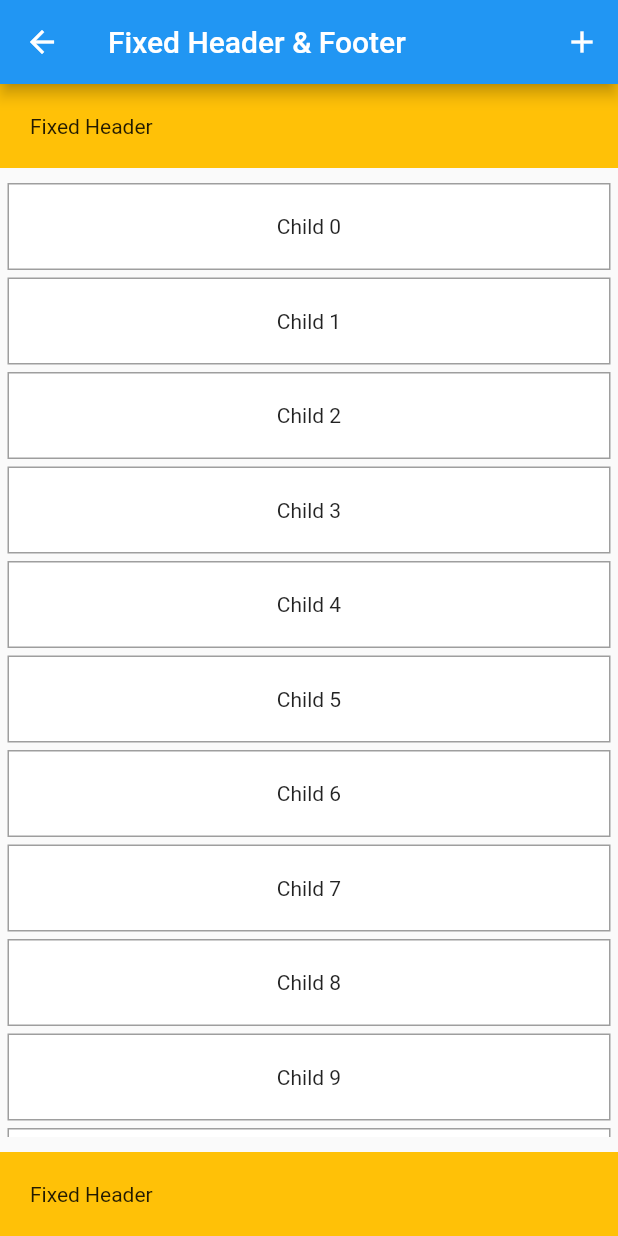
After one commit to flutterrausch/flutter_examples, a Flutter app: the screen it shows after launch, after a tap on "Header & Footer (+async)", on a phone screen of 412 x 824 dp. The commit adds this screen. Run offline on Flutter 3.47's test engine with Material 2 defaults, Android fonts, the light colour scheme and no system bars; our stand-ins replace flutter_riverpod.

Commit message:
HeaderFooterPage added

```diff
--- /dev/null
+++ b/030__fixed_header_scroll/lib/header_footer_screen.dart
@@ -0,0 +1,106 @@
+import 'package:flutter/material.dart';
+
+
+class HeaderFooterPage extends StatelessWidget {
+  @override
+  Widget build(BuildContext context) {
+    return Scaffold(
+        appBar: ApplicationAppBar(),
+        body: HeaderFooterPageImpl()
+    );
+  }
+}
+
+class HeaderFooterPageImpl extends StatefulWidget {
+  @override
+  _HeaderFooterPageImpl createState() => _HeaderFooterPageImpl();
+}
+
+class _HeaderFooterPageImpl extends State<HeaderFooterPageImpl> {
+  final Future<int> loadDataAsync = Future<int>.delayed(
+    Duration(seconds: 1), () async => processDataAsync(),
+  );
+
+  static Future<int> processDataAsync() async {
+    return 20;
+  }
+
+  @override
+  Widget build(BuildContext context) {
+    return Column(
+      children: [
+
+        /// https://pritomkumar.blogspot.com/2021/10/flutter-design-application-with.html
+
+        /// header
+        Container(
+          width: double.infinity,
+          padding: EdgeInsets.all(20),
+          color: Colors.amber,
+          child: const Text("Fixed Header"),
+        ),
+
+
+        /// content
+        Expanded(
+          child: FutureBuilder(
+            builder: (context, AsyncSnapshot snapshot) {
+
+              return Column(
+                children: [
+                  Expanded(
+                      child: Container(
+                        padding: EdgeInsets.fromLTRB(0, 10, 0, 10),
+                        child: ListView.builder(
+                          physics: ScrollPhysics(),
+                          shrinkWrap: true,
+                          itemCount: snapshot.data,
+                          itemBuilder: (BuildContext context, int index) {
+                            return Padding(
+                              padding: EdgeInsets.fromLTRB(5, 0, 5, 5),
+                              child: Container(
+                                padding: EdgeInsets.all(20),
+                                decoration: BoxDecoration(
+                                    color: Colors.white,
+                                    border: Border.all(
+                                      color: Colors.grey,
+                                    ),
+                                ),
+                                child: Center(
+                                  child: Text('Child $index'),
+                                ),
+                              ),
+                            );
+                          },
+                        ),
+                      )
+                  )
+                ],
+              );
+            },
+            future: loadDataAsync,
+          ),
+        ),
+
+
+        /// footer
+        Container(
+          width: double.infinity,
+          padding: EdgeInsets.all(20),
+          color: Colors.amber,
+          child: const Text("Fixed Header"),
+        ),
+
+      ],
+    );
+  }
+}
+
+class ApplicationAppBar extends AppBar {
+  ApplicationAppBar() : super(
+    title: Text("Fixed Header & Footer"),
+    actions: [
+      IconButton(icon: Icon(Icons.add), onPressed: () {}),
+    ],
+  );
+}
--- a/030__fixed_header_scroll/lib/main.dart
+++ b/030__fixed_header_scroll/lib/main.dart
@@ -1,6 +1,7 @@
 import 'package:flutter/material.dart';
 import 'package:fixed_header_scroll/listviewbuilder_screen.dart';
 import 'package:fixed_header_scroll/singlechildscrollview_screen.dart';
+import 'package:fixed_header_scroll/header_footer_screen.dart';
 
 const title = 'Fixed Header Scroll';
 
@@ -26,8 +27,9 @@ class MainScreen extends StatelessWidget {
       body: Center(
         child: Column(
           children: [
-            PageButton('ListViewBuilder', ListViewBuilderScreen(), context),
-            PageButton('SingleChildScrollView', SingleChildScrollViewPage(), context),
+            PageButton('ListViewBuilder - ListTiles only', ListViewBuilderScreen(), context),
+            PageButton('SingleChildScrollView - any widgets', SingleChildScrollViewScreen(), context),
+            PageButton('Header & Footer (+async)', HeaderFooterPage(), context),
           ],
         ),
       ),
```
Also changed, not shown: 1 other file.
